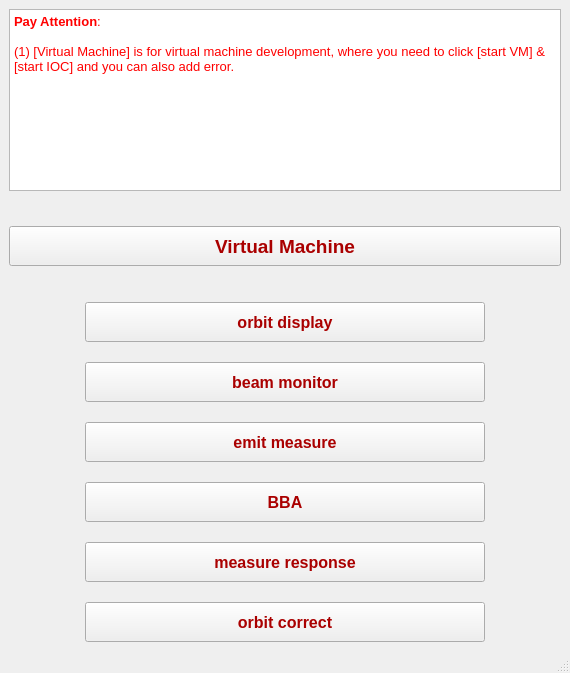
Before: the Qt Designer form apps/launcher/gui.ui in ustc-zhr/half_linac, drawn with Qt 5.
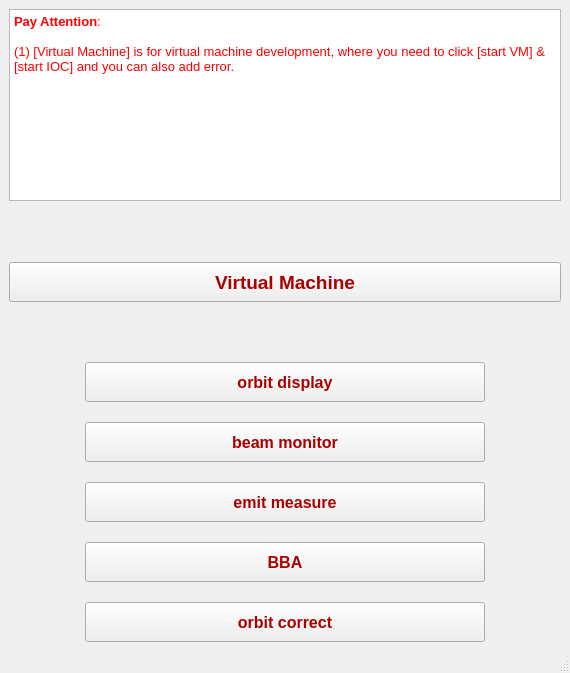
After: the same form once the commit is applied.

Diff of the .ui file:
```diff
--- a/apps/launcher/gui.ui
+++ b/apps/launcher/gui.ui
@@ -43,103 +43,10 @@
        </widget>
       </item>
       <item row="4" column="0">
-       <layout class="QGridLayout" name="gridLayout" columnstretch="20">
+       <layout class="QGridLayout" name="gridLayout" columnstretch="0">
         <property name="verticalSpacing">
          <number>20</number>
         </property>
-        <item row="0" column="0">
-         <widget class="QPushButton" name="pushButton">
-          <property name="minimumSize">
-           <size>
-            <width>0</width>
-            <height>40</height>
-           </size>
-          </property>
-          <property name="maximumSize">
-           <size>
-            <width>400</width>
-            <height>16777215</height>
-           </size>
-          </property>
-          <property name="toolTip">
-           <string>&lt;html&gt;&lt;head/&gt;&lt;body&gt;&lt;p&gt;&lt;br/&gt;&lt;/p&gt;&lt;/body&gt;&lt;/html&gt;</string>
-          </property>
-          <property name="whatsThis">
-           <string>&lt;html&gt;&lt;head/&gt;&lt;body&gt;&lt;p&gt;&lt;br/&gt;&lt;/p&gt;&lt;/body&gt;&lt;/html&gt;</string>
-          </property>
-          <property name="styleSheet">
-           <string notr="true">QPushButton{
-
-color: rgb(170, 0, 0);
-
-font: bold 12pt;
-}</string>
-          </property>
-          <property name="text">
-           <string>orbit display</string>
-          </property>
-          <property name="default">
-           <bool>false</bool>
-          </property>
-          <property name="flat">
-           <bool>false</bool>
-          </property>
-         </widget>
-        </item>
-        <item row="4" column="0">
-         <widget class="QPushButton" name="measure_response">
-          <property name="minimumSize">
-           <size>
-            <width>0</width>
-            <height>40</height>
-           </size>
-          </property>
-          <property name="maximumSize">
-           <size>
-            <width>400</width>
-            <height>16777215</height>
-           </size>
-          </property>
-          <property name="styleSheet">
-           <string notr="true">QPushButton{
-
-color: rgb(170, 0, 0);
-
-font: bold 12pt;
-}</string>
-          </property>
-          <property name="text">
-           <string>measure response</string>
-          </property>
-         </widget>
-        </item>
-        <item row="2" column="0">
-         <widget class="QPushButton" name="pushButton_2">
-          <property name="minimumSize">
-           <size>
-            <width>0</width>
-            <height>40</height>
-           </size>
-          </property>
-          <property name="maximumSize">
-           <size>
-            <width>400</width>
-            <height>16777215</height>
-           </size>
-          </property>
-          <property name="styleSheet">
-           <string notr="true">QPushButton{
-
-color: rgb(170, 0, 0);
-
-font: bold 12pt;
-}</string>
-          </property>
-          <property name="text">
-           <string>emit measure</string>
-          </property>
-         </widget>
-        </item>
         <item row="3" column="0">
          <widget class="QPushButton" name="pushButton_4">
           <property name="minimumSize">
@@ -221,6 +128,72 @@
           </property>
          </widget>
         </item>
+        <item row="2" column="0">
+         <widget class="QPushButton" name="pushButton_2">
+          <property name="minimumSize">
+           <size>
+            <width>0</width>
+            <height>40</height>
+           </size>
+          </property>
+          <property name="maximumSize">
+           <size>
+            <width>400</width>
+            <height>16777215</height>
+           </size>
+          </property>
+          <property name="styleSheet">
+           <string notr="true">QPushButton{
+
+color: rgb(170, 0, 0);
+
+font: bold 12pt;
+}</string>
+          </property>
+          <property name="text">
+           <string>emit measure</string>
+          </property>
+         </widget>
+        </item>
+        <item row="0" column="0">
+         <widget class="QPushButton" name="pushButton">
+          <property name="minimumSize">
+           <size>
+            <width>0</width>
+            <height>40</height>
+           </size>
+          </property>
+          <property name="maximumSize">
+           <size>
+            <width>400</width>
+            <height>16777215</height>
+           </size>
+          </property>
+          <property name="toolTip">
+           <string>&lt;html&gt;&lt;head/&gt;&lt;body&gt;&lt;p&gt;&lt;br/&gt;&lt;/p&gt;&lt;/body&gt;&lt;/html&gt;</string>
+          </property>
+          <property name="whatsThis">
+           <string>&lt;html&gt;&lt;head/&gt;&lt;body&gt;&lt;p&gt;&lt;br/&gt;&lt;/p&gt;&lt;/body&gt;&lt;/html&gt;</string>
+          </property>
+          <property name="styleSheet">
+           <string notr="true">QPushButton{
+
+color: rgb(170, 0, 0);
+
+font: bold 12pt;
+}</string>
+          </property>
+          <property name="text">
+           <string>orbit display</string>
+          </property>
+          <property name="default">
+           <bool>false</bool>
+          </property>
+          <property name="flat">
+           <bool>false</bool>
+          </property>
+         </widget>
+        </item>
        </layout>
       </item>
       <item row="1" column="0">
```
Left out of the diff: 2 changed lines with no effect on the pictures.
